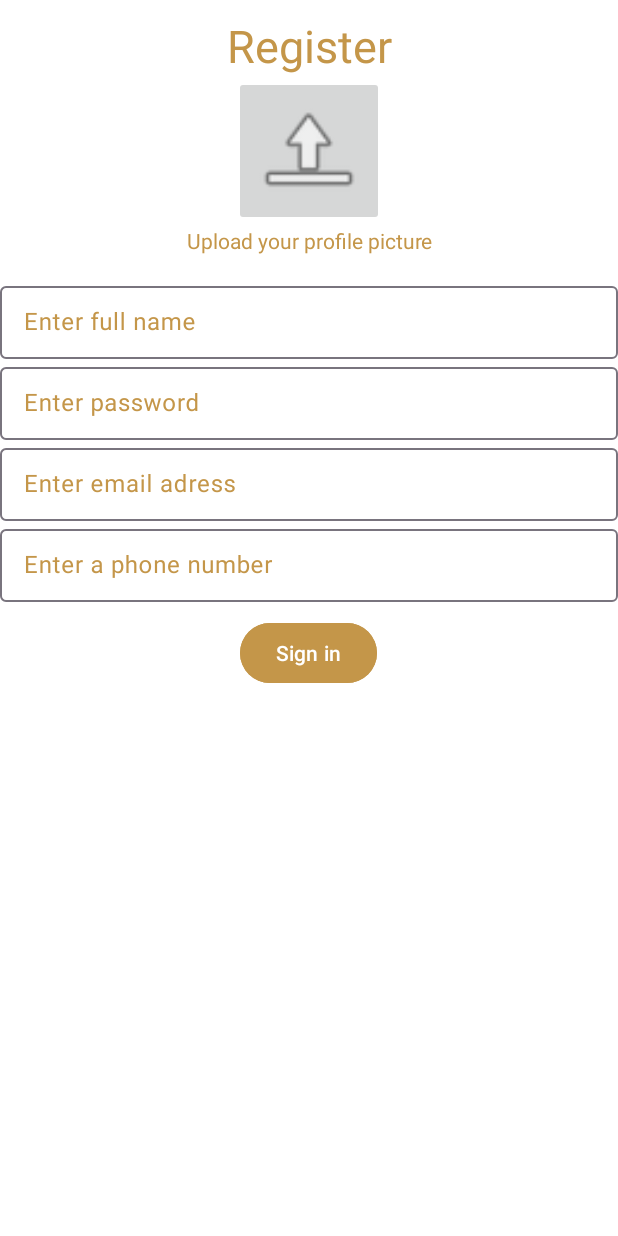
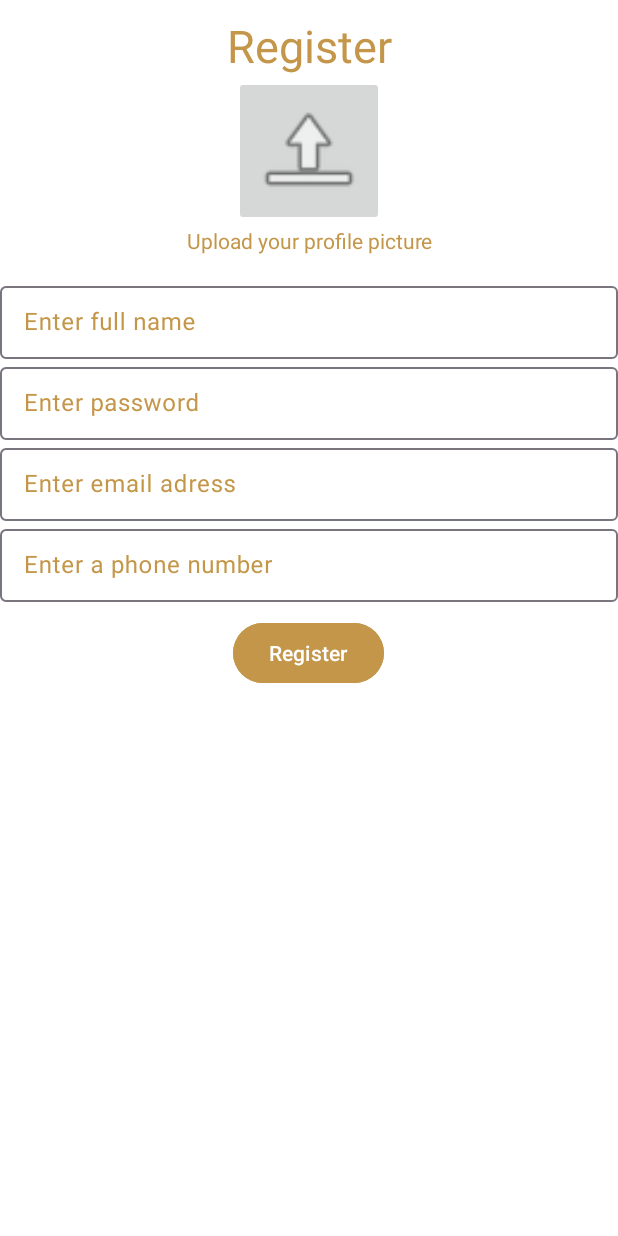
Before and after one commit to ItayGalili/Kumve, an Android app: the RegisterManager screen opened through its navigation route, on a phone screen of 412 x 824 dp. Run offline under Robolectric (Android 15) with nearby library versions, the phone set to English and light mode, and no system bars.

Commit message:
edit register button title

```diff
--- a/app/src/main/res/layout/register.xml
+++ b/app/src/main/res/layout/register.xml
@@ -116,7 +116,7 @@
         android:layout_marginTop="10dp"
         android:gravity="center"
         android:backgroundTint="#C49649"
-        android:text="Sign in"
+        android:text="@string/register"
         android:layout_gravity="center"/>
 
 </LinearLayout>
--- a/app/src/main/res/values/strings.xml
+++ b/app/src/main/res/values/strings.xml
@@ -54,6 +54,7 @@
 
     <string name="error_invalid_phone">Invalid format: Use \'+[country code] [9–10 digits]\'. Example: +1234567890 or +123 04567890.</string>
     <string name="api_key_placeholder" translatable="false">YOUR_API_KEY_HERE</string>
+    <string name="register">Register</string>
 
     <string-array name="difficulty_options">
         <item>@string/difficulty_unset</item>
```
Also changed, not shown: 1 other file.
